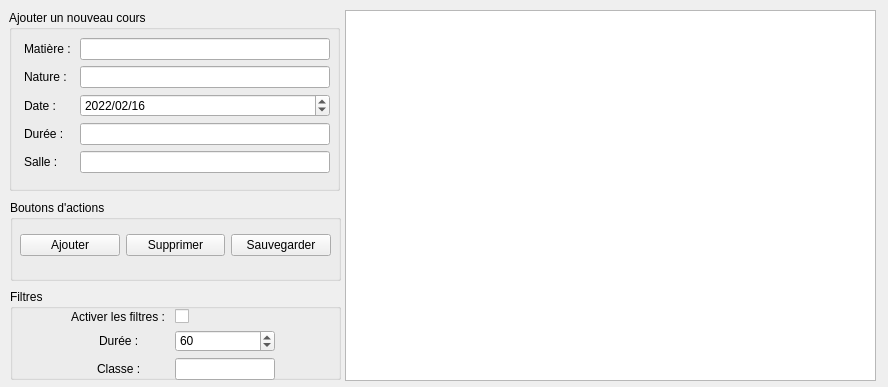
This is widget.ui in maxkzime/IHM_TP4-5_EX1_FORM-EDT-IHM-BD as Qt 5 draws it before an edit. The edited form follows.
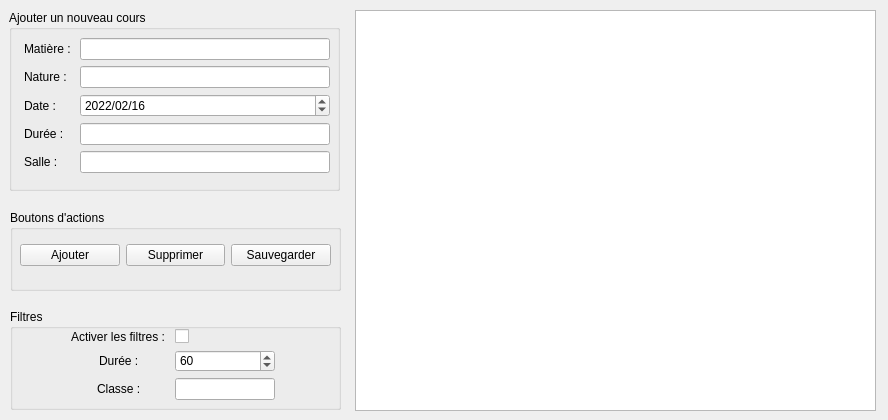
This is the edited form.

Patch:
```diff
--- a/widget.ui
+++ b/widget.ui
@@ -7,7 +7,7 @@
     <x>0</x>
     <y>0</y>
     <width>888</width>
-    <height>387</height>
+    <height>420</height>
    </rect>
   </property>
   <property name="windowTitle">
@@ -16,10 +16,10 @@
   <widget class="QTableView" name="tvTable">
    <property name="geometry">
     <rect>
-     <x>345</x>
+     <x>355</x>
      <y>10</y>
-     <width>531</width>
-     <height>371</height>
+     <width>521</width>
+     <height>401</height>
     </rect>
    </property>
    <property name="alternatingRowColors">
@@ -33,7 +33,7 @@
    <property name="geometry">
     <rect>
      <x>10</x>
-     <y>200</y>
+     <y>210</y>
      <width>331</width>
      <height>81</height>
     </rect>
@@ -258,9 +258,9 @@
    <property name="geometry">
     <rect>
      <x>10</x>
-     <y>289</y>
+     <y>309</y>
      <width>331</width>
-     <height>91</height>
+     <height>101</height>
     </rect>
    </property>
    <property name="title">
```
Left out of the diff: 2 changed lines with no effect on the pictures.
